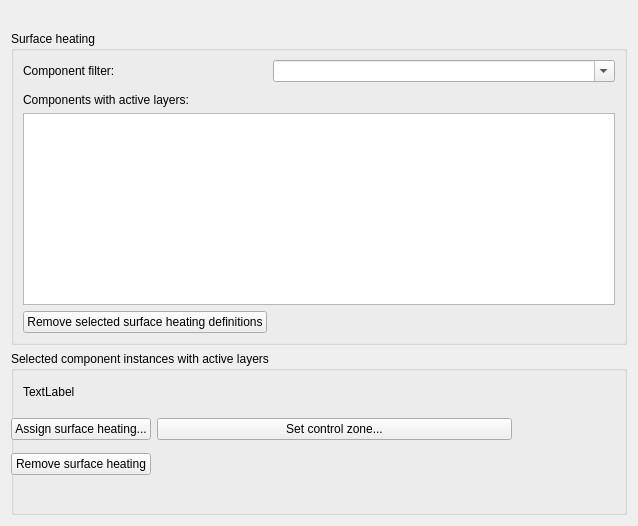
Before: the Qt Designer form SIM-VICUS/src/SVPropBuildingSurfaceHeatingWidget.ui in ghorwin/SIM-VICUS, drawn with Qt 5.
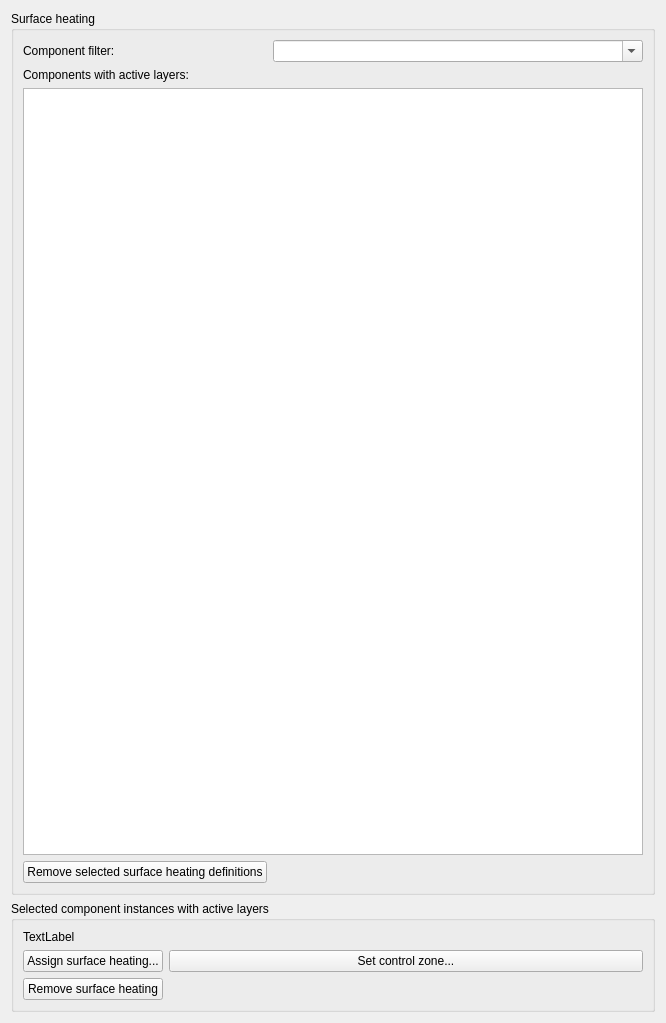
After: the same form once the commit is applied.

Commit message: Updated ideal surface heating and cooling

Diff of the .ui file:
```diff
--- a/SIM-VICUS/src/SVPropBuildingSurfaceHeatingWidget.ui
+++ b/SIM-VICUS/src/SVPropBuildingSurfaceHeatingWidget.ui
@@ -6,8 +6,8 @@
    <rect>
     <x>0</x>
     <y>0</y>
-    <width>638</width>
-    <height>526</height>
+    <width>666</width>
+    <height>1023</height>
    </rect>
   </property>
   <property name="sizePolicy">
@@ -19,41 +19,28 @@
   <property name="windowTitle">
    <string>Form</string>
   </property>
-  <layout class="QVBoxLayout" name="verticalLayout">
-   <item>
-    <spacer name="horizontalSpacer">
-     <property name="orientation">
-      <enum>Qt::Horizontal</enum>
-     </property>
-     <property name="sizeHint" stdset="0">
-      <size>
-       <width>40</width>
-       <height>20</height>
-      </size>
-     </property>
-    </spacer>
-   </item>
+  <layout class="QVBoxLayout" name="verticalLayout" stretch="1,0">
    <item>
     <widget class="QGroupBox" name="groupBox_7">
      <property name="title">
       <string>Surface heating</string>
      </property>
      <layout class="QGridLayout" name="gridLayout_11">
-      <item row="3" column="0" colspan="2">
+      <item row="1" column="0" colspan="2">
+       <widget class="QLabel" name="label_8">
+        <property name="text">
+         <string>Components with active layers:</string>
+        </property>
+       </widget>
+      </item>
+      <item row="2" column="0" colspan="2">
        <widget class="QTableWidget" name="tableWidgetSurfaceHeating">
         <property name="selectionMode">
          <enum>QAbstractItemView::ExtendedSelection</enum>
         </property>
        </widget>
       </item>
-      <item row="2" column="0" colspan="2">
-       <widget class="QLabel" name="label_8">
-        <property name="text">
-         <string>Components with active layers:</string>
-        </property>
-       </widget>
-      </item>
-      <item row="4" column="0">
+      <item row="3" column="0">
        <widget class="QPushButton" name="pushButtonRemoveSurfaceHeating">
         <property name="text">
          <string>Remove selected surface heating definitions</string>
@@ -80,7 +67,7 @@
         </property>
        </widget>
       </item>
-      <item row="4" column="1">
+      <item row="3" column="1">
        <spacer name="horizontalSpacer_9">
         <property name="orientation">
          <enum>Qt::Horizontal</enum>
@@ -93,22 +80,6 @@
         </property>
        </spacer>
       </item>
-      <item row="1" column="0">
-       <spacer name="verticalSpacer_2">
-        <property name="orientation">
-         <enum>Qt::Vertical</enum>
-        </property>
-        <property name="sizeType">
-         <enum>QSizePolicy::Fixed</enum>
-        </property>
-        <property name="sizeHint" stdset="0">
-         <size>
-          <width>20</width>
-          <height>5</height>
-         </size>
-        </property>
-       </spacer>
-      </item>
      </layout>
     </widget>
    </item>
@@ -123,15 +94,9 @@
      <property name="title">
       <string>Selected component instances with active layers</string>
      </property>
+     <layout class="QGridLayout" name="gridLayout_2">
+      <item row="0" column="0">
      <widget class="QLabel" name="labelSelectedCIWithActiveLayer">
-      <property name="geometry">
-       <rect>
-        <x>12</x>
-        <y>32</y>
-        <width>67</width>
-        <height>17</height>
-       </rect>
-      </property>
       <property name="sizePolicy">
        <sizepolicy hsizetype="Expanding" vsizetype="Preferred">
         <horstretch>0</horstretch>
@@ -142,26 +107,8 @@
        <string>TextLabel</string>
       </property>
      </widget>
-     <widget class="QWidget" name="layoutWidget">
-      <property name="geometry">
-       <rect>
-        <x>0</x>
-        <y>0</y>
-        <width>480</width>
-        <height>27</height>
-       </rect>
-      </property>
-      <layout class="QHBoxLayout" name="horizontalLayout"/>
-     </widget>
-     <widget class="QWidget" name="layoutWidget">
-      <property name="geometry">
-       <rect>
-        <x>0</x>
-        <y>60</y>
-        <width>501</width>
-        <height>71</height>
-       </rect>
-      </property>
+      </item>
+      <item row="1" column="0">
       <layout class="QGridLayout" name="gridLayout">
        <item row="1" column="1">
         <spacer name="horizontalSpacer_2">
@@ -210,7 +157,8 @@
         </widget>
        </item>
       </layout>
-     </widget>
+      </item>
+     </layout>
     </widget>
    </item>
   </layout>
```
Lines whose indentation alone changed are shown as unchanged. The commit also changes 1 other file.
